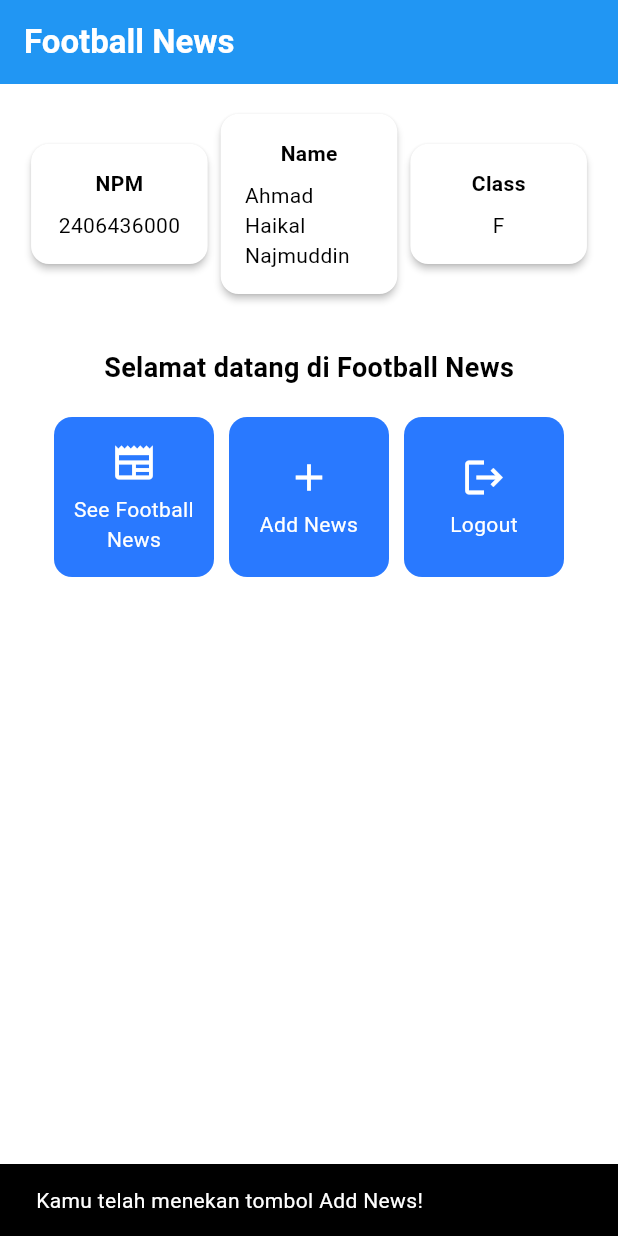
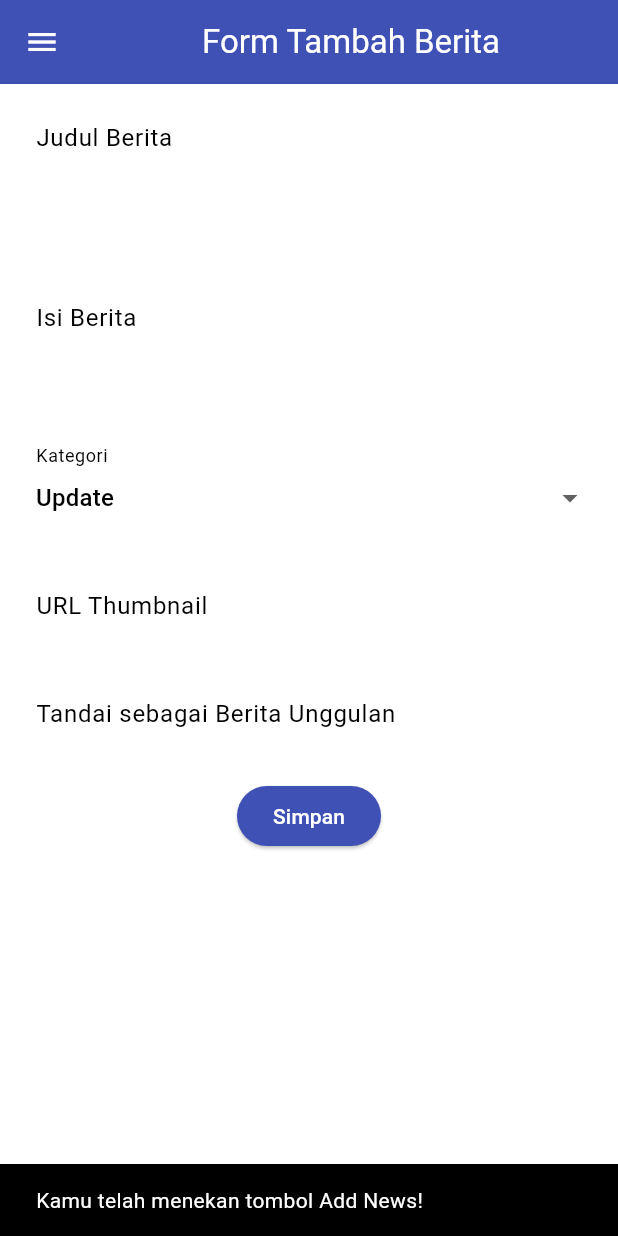
Before and after one commit to Kallln/football-news-mobile, a Flutter app: the screen it shows after launch, after a tap on "Add News", on a phone screen of 412 x 824 dp. Run offline on Flutter 3.47's test engine with Material 3 defaults, Android fonts, the phone set to English and light mode, and no system bars.

Commit message:
Selesai Tutorial 7

```diff
--- a/lib/menu.dart
+++ b/lib/menu.dart
@@ -1,4 +1,7 @@
 import 'package:flutter/material.dart';
+import 'package:football_news/newlist_form.dart';
+import 'package:football_news/widgets/left_drawer.dart';
+
 
 class MyHomePage extends StatelessWidget {
     MyHomePage({super.key}); //sudah ada pada code sebelumnya
@@ -29,6 +32,7 @@ class MyHomePage extends StatelessWidget {
         // Warna latar belakang AppBar diambil dari skema warna tema aplikasi.
         backgroundColor: Theme.of(context).colorScheme.primary,
       ),
+      drawer: LeftDrawer(),
       // Body halaman dengan padding di sekelilingnya.
       body: Padding(
         padding: const EdgeInsets.all(16.0),
@@ -158,6 +162,11 @@ class ItemCard extends StatelessWidget {
             ..showSnackBar(
               SnackBar(content: Text("Kamu telah menekan tombol ${item.name}!"))
             );
+            if (item.name == "Add News") {
+              // TODO: Gunakan Navigator.push untuk melakukan navigasi ke MaterialPageRoute yang mencakup NewsFormPage.
+              Navigator.push(context,
+              MaterialPageRoute(builder: (context) => NewsFormPage()));
+            }
         },
         // Container untuk menyimpan Icon dan Text
         child: Container(
--- /dev/null
+++ b/lib/newlist_form.dart
@@ -0,0 +1,217 @@
+import 'package:flutter/material.dart';
+// TODO: Impor drawer yang sudah dibuat sebelumnya
+import 'package:football_news/widgets/left_drawer.dart';
+
+class NewsFormPage extends StatefulWidget {
+    const NewsFormPage({super.key});
+
+    @override
+    State<NewsFormPage> createState() => _NewsFormPageState();
+}
+
+class _NewsFormPageState extends State<NewsFormPage> {
+    final _formKey = GlobalKey<FormState>();
+      String _title = "";
+      String _content = "";
+      String _category = "update"; // default
+      String _thumbnail = "";
+      bool _isFeatured = false; // default
+
+      final List<String> _categories = [
+        'transfer',
+        'update',
+        'exclusive',
+        'match',
+        'rumor',
+        'analysis',
+      ];
+
+    @override
+    Widget build(BuildContext context) {
+        return Scaffold(
+          appBar: AppBar(
+            title: const Center(
+              child: Text(
+                'Form Tambah Berita',
+              ),
+            ),
+            backgroundColor: Colors.indigo,
+            foregroundColor: Colors.white,
+          ),
+          drawer: LeftDrawer(),
+          // TODO: Tambahkan drawer yang sudah dibuat di sini
+          body: Form(
+            key: _formKey,
+            child: SingleChildScrollView(
+              child: Column(
+                crossAxisAlignment: CrossAxisAlignment.start,
+                children:[
+                  // === Title ===
+                  Padding(
+                    padding: const EdgeInsets.all(8.0),
+                    child: TextFormField(
+                      decoration: InputDecoration(
+                        hintText: "Judul Berita",
+                        labelText: "Judul Berita",
+                        border: OutlineInputBorder(
+                          borderRadius: BorderRadius.circular(5.0),
+                        ),
+                      ),
+                      onChanged: (String? value) {
+                        setState(() {
+                          _title = value!;
+                        });
+                      },
+                      validator: (String? value) {
+                        if (value == null || value.isEmpty) {
+                          return "Judul tidak boleh kosong!";
+                        }
+                        return null;
+                      },
+                    ),
+                  ),
+
+                  // === Content ===
+                  Padding(
+                    padding: const EdgeInsets.all(8.0),
+                    child: TextFormField(
+                      maxLines: 5,
+                      decoration: InputDecoration(
+                        hintText: "Isi Berita",
+                        labelText: "Isi Berita",
+                        border: OutlineInputBorder(
+                          borderRadius: BorderRadius.circular(5.0),
+                        ),
+                      ),
+                      onChanged: (String? value) {
+                        setState(() {
+                          _content = value!;
+                        });
+                      },
+                      validator: (String? value) {
+                        if (value == null || value.isEmpty) {
+                          return "Isi berita tidak boleh kosong!";
+                        }
+                        return null;
+                      },
+                    ),
+                  ),
+
+                  // === Category ===
+                  Padding(
+                    padding: const EdgeInsets.all(8.0),
+                    child: DropdownButtonFormField<String>(
+                      decoration: InputDecoration(
+                        labelText: "Kategori",
+                        border: OutlineInputBorder(
+                          borderRadius: BorderRadius.circular(5.0),
+                        ),
+                      ),
+                      initialValue: _category,
+                      items: _categories
+                          .map((cat) => DropdownMenuItem(
+                                value: cat,
+                                child: Text(
+                                    cat[0].toUpperCase() + cat.substring(1)),
+                              ))
+                          .toList(),
+                      onChanged: (String? newValue) {
+                        setState(() {
+                          _category = newValue!;
+                        });
+                      },
+                    ),
+                  ),
+
+                  // === Thumbnail URL ===
+                  Padding(
+                    padding: const EdgeInsets.all(8.0),
+                    child: TextFormField(
+                      decoration: InputDecoration(
+                        hintText: "URL Thumbnail (opsional)",
+                        labelText: "URL Thumbnail",
+                        border: OutlineInputBorder(
+                          borderRadius: BorderRadius.circular(5.0),
+                        ),
+                      ),
+                      onChanged: (String? value) {
+                        setState(() {
+                          _thumbnail = value!;
+                        });
+                      },
+                    ),
+                  ),
+
+                  // === Is Featured ===
+                  Padding(
+                    padding: const EdgeInsets.all(8.0),
+                    child: SwitchListTile(
+                      title: const Text("Tandai sebagai Berita Unggulan"),
+                      value: _isFeatured,
+                      onChanged: (bool value) {
+                        setState(() {
+                          _isFeatured = value;
+                        });
+                      },
+                    ),
+                  ),
+
+                  // === Tombol Simpan ===
+                  Align(
+                    alignment: Alignment.bottomCenter,
+                    child: Padding(
+                      padding: const EdgeInsets.all(8.0),
+                      child: ElevatedButton(
+                        style: ButtonStyle(
+                          backgroundColor:
+                              MaterialStateProperty.all(Colors.indigo),
+                        ),
+                        onPressed: () {
+                          if (_formKey.currentState!.validate()) {
+                            showDialog(
+                              context: context,
+                              builder: (context) {
+                                return AlertDialog(
+                                  title: const Text('Berita berhasil disimpan!'),
+                                  content: SingleChildScrollView(
+                                    child: Column(
+                                      crossAxisAlignment:
+                                          CrossAxisAlignment.start,
+                                      children: [
+                                        Text('Judul: $_title'),
+                                        Text('Isi: $_content'),
+                                        Text('Kategori: $_category'),
+                                        Text('Thumbnail: $_thumbnail'),
+                                        Text(
+                                            'Unggulan: ${_isFeatured ? "Ya" : "Tidak"}'),
+                                      ],
+                                    ),
+                                  ),
+                                  actions: [
+                                    TextButton(
+                                      child: const Text('OK'),
+                                      onPressed: () {
+                                        Navigator.pop(context);
+                                      },
+                                    ),
+                                  ],
+                                );
+                              },
+                            );
+                            _formKey.currentState!.reset();
+                          }
+                        },
+                        child: const Text(
+                          "Simpan",
+                          style: TextStyle(color: Colors.white),
+                        ),
+                      ),
+                    ),
+                  ),
+                ],
+              ),
+            ),
+          ),
+        );
+    }
+}
--- /dev/null
+++ b/lib/widgets/left_drawer.dart
@@ -0,0 +1,76 @@
+import 'package:flutter/material.dart';
+import 'package:football_news/menu.dart';
+import 'package:football_news/newlist_form.dart';
+
+
+class LeftDrawer extends StatelessWidget {
+  const LeftDrawer({super.key});
+
+  @override
+  Widget build(BuildContext context) {
+    return Drawer(
+      child: ListView(
+        children: [
+          const DrawerHeader(
+            // TODO: Bagian drawer header
+            decoration: BoxDecoration(
+              color: Colors.blue,
+            ),
+            child: Column(
+              children: [
+                Text(
+                  'Football News',
+                  textAlign: TextAlign.center,
+                  style: TextStyle(
+                    fontSize: 30,
+                    fontWeight: FontWeight.bold,
+                    color: Colors.white,
+                  ),
+                ),
+                Padding(padding: EdgeInsets.all(10)),
+                Text("Seluruh berita sepak bola terkini di sini!",
+                    // TODO: Tambahkan gaya teks dengan center alignment, font ukuran 15, warna putih, dan weight biasa
+                    style: TextStyle(
+                      fontSize: 15,
+                      color: Colors.white,
+                      fontWeight: FontWeight.normal,
+                    ),
+                    textAlign: TextAlign.center,
+                    ),
+              ],
+            ),
+          ),
+          // TODO: Bagian routing
+          ListTile(
+            leading: const Icon(Icons.home_outlined),
+            title: const Text('Home'),
+            // Bagian redirection ke MyHomePage
+            onTap: () {
+              Navigator.pushReplacement(
+                  context,
+                  MaterialPageRoute(
+                    builder: (context) => MyHomePage(),
+                  ));
+            },
+          ),
+          ListTile(
+            leading: const Icon(Icons.post_add),
+            title: const Text('Add News'),
+            // Bagian redirection ke NewsFormPage
+            onTap: () {
+              /*
+              TODO: Buatlah routing ke NewsFormPage di sini,
+              setelah halaman NewsFormPage sudah dibuat.
+              */
+              Navigator.pushReplacement(
+                  context,
+                  MaterialPageRoute(
+                    builder: (context) => NewsFormPage(),
+                  ));
+            },
+          ),
+        ],
+      ),
+    );
+  }
+}
```
